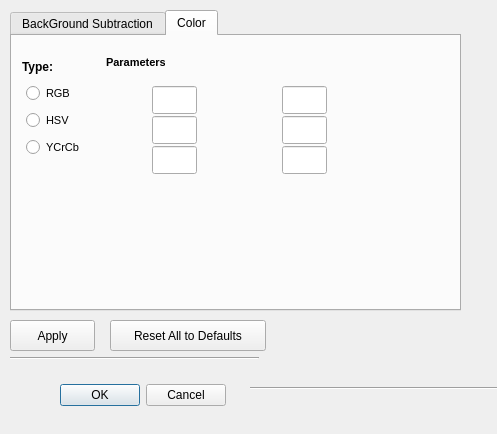
First picture: the form in Mirosot-PC/ProcessingSettingsDialog.ui, repository eyllanesc/Mirosot-Peru, before the edit.
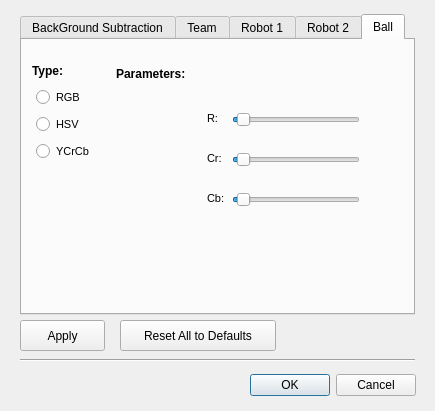
Second picture: the form after the edit. Custom widgets are drawn as their Qt base class.

What changed in the file:
```diff
--- a/Mirosot-PC/ProcessingSettingsDialog.ui
+++ b/Mirosot-PC/ProcessingSettingsDialog.ui
@@ -6,8 +6,8 @@
    <rect>
     <x>0</x>
     <y>0</y>
-    <width>497</width>
-    <height>434</height>
+    <width>435</width>
+    <height>411</height>
    </rect>
   </property>
   <property name="sizePolicy">
@@ -23,14 +23,17 @@
    </size>
   </property>
   <property name="windowTitle">
-   <string>Processing Settings</string>
+   <string>Calibration Settings</string>
+  </property>
+  <property name="autoFillBackground">
+   <bool>true</bool>
   </property>
   <widget class="QTabWidget" name="tabWidget">
    <property name="geometry">
     <rect>
-     <x>10</x>
-     <y>10</y>
-     <width>451</width>
+     <x>20</x>
+     <y>14</y>
+     <width>395</width>
      <height>301</height>
     </rect>
    </property>
@@ -45,7 +48,7 @@
 </string>
    </property>
    <property name="currentIndex">
-    <number>1</number>
+    <number>4</number>
    </property>
    <widget class="QWidget" name="BSTab">
     <attribute name="title">
@@ -157,7 +160,7 @@
    </widget>
    <widget class="QWidget" name="ColorTab">
     <attribute name="title">
-     <string>Color</string>
+     <string>Team</string>
     </attribute>
     <widget class="QPushButton" name="resetColorToDefaultsButton">
      <property name="geometry">
@@ -257,8 +260,8 @@
      <property name="geometry">
       <rect>
        <x>94</x>
-       <y>13</y>
-       <width>59</width>
+       <y>20</y>
+       <width>71</width>
        <height>27</height>
       </rect>
      </property>
@@ -276,7 +279,7 @@
      </property>
      <property name="font">
       <font>
-       <pointsize>8</pointsize>
+       <pointsize>9</pointsize>
        <weight>75</weight>
        <bold>true</bold>
       </font>
@@ -714,27 +717,608 @@
      </property>
     </widget>
    </widget>
+   <widget class="QWidget" name="Robot1Tab">
+    <attribute name="title">
+     <string>Robot 1</string>
+    </attribute>
+    <widget class="QRadioButton" name="ColorRGBButton_2">
+     <property name="geometry">
+      <rect>
+       <x>14</x>
+       <y>47</y>
+       <width>49</width>
+       <height>20</height>
+      </rect>
+     </property>
+     <property name="maximumSize">
+      <size>
+       <width>140</width>
+       <height>16777215</height>
+      </size>
+     </property>
+     <property name="font">
+      <font>
+       <pointsize>8</pointsize>
+      </font>
+     </property>
+     <property name="text">
+      <string>RGB</string>
+     </property>
+    </widget>
+    <widget class="QRadioButton" name="ColorHSVButton_3">
+     <property name="geometry">
+      <rect>
+       <x>14</x>
+       <y>74</y>
+       <width>71</width>
+       <height>21</height>
+      </rect>
+     </property>
+     <property name="maximumSize">
+      <size>
+       <width>140</width>
+       <height>16777215</height>
+      </size>
+     </property>
+     <property name="font">
+      <font>
+       <pointsize>8</pointsize>
+      </font>
+     </property>
+     <property name="text">
+      <string>HSV</string>
+     </property>
+    </widget>
+    <widget class="QRadioButton" name="ColorYCrCbButton_2">
+     <property name="geometry">
+      <rect>
+       <x>14</x>
+       <y>101</y>
+       <width>62</width>
+       <height>21</height>
+      </rect>
+     </property>
+     <property name="maximumSize">
+      <size>
+       <width>140</width>
+       <height>16777215</height>
+      </size>
+     </property>
+     <property name="font">
+      <font>
+       <pointsize>8</pointsize>
+      </font>
+     </property>
+     <property name="text">
+      <string>YCrCb</string>
+     </property>
+    </widget>
+    <widget class="QLabel" name="label_4">
+     <property name="geometry">
+      <rect>
+       <x>10</x>
+       <y>20</y>
+       <width>65</width>
+       <height>21</height>
+      </rect>
+     </property>
+     <property name="font">
+      <font>
+       <pointsize>9</pointsize>
+       <weight>75</weight>
+       <bold>true</bold>
+      </font>
+     </property>
+     <property name="text">
+      <string>Type:</string>
+     </property>
+    </widget>
+    <widget class="QLabel" name="label_7">
+     <property name="geometry">
+      <rect>
+       <x>94</x>
+       <y>20</y>
+       <width>71</width>
+       <height>27</height>
+      </rect>
+     </property>
+     <property name="minimumSize">
+      <size>
+       <width>0</width>
+       <height>27</height>
+      </size>
+     </property>
+     <property name="maximumSize">
+      <size>
+       <width>16777215</width>
+       <height>27</height>
+      </size>
+     </property>
+     <property name="font">
+      <font>
+       <pointsize>9</pointsize>
+       <weight>75</weight>
+       <bold>true</bold>
+      </font>
+     </property>
+     <property name="text">
+      <string>Parameters:</string>
+     </property>
+    </widget>
+   </widget>
+   <widget class="QWidget" name="Robot2Tab">
+    <attribute name="title">
+     <string>Robot 2</string>
+    </attribute>
+    <widget class="QRadioButton" name="ColorRGBButton_3">
+     <property name="geometry">
+      <rect>
+       <x>14</x>
+       <y>47</y>
+       <width>49</width>
+       <height>20</height>
+      </rect>
+     </property>
+     <property name="maximumSize">
+      <size>
+       <width>140</width>
+       <height>16777215</height>
+      </size>
+     </property>
+     <property name="font">
+      <font>
+       <pointsize>8</pointsize>
+      </font>
+     </property>
+     <property name="text">
+      <string>RGB</string>
+     </property>
+    </widget>
+    <widget class="QRadioButton" name="ColorHSVButton_4">
+     <property name="geometry">
+      <rect>
+       <x>14</x>
+       <y>74</y>
+       <width>71</width>
+       <height>21</height>
+      </rect>
+     </property>
+     <property name="maximumSize">
+      <size>
+       <width>140</width>
+       <height>16777215</height>
+      </size>
+     </property>
+     <property name="font">
+      <font>
+       <pointsize>8</pointsize>
+      </font>
+     </property>
+     <property name="text">
+      <string>HSV</string>
+     </property>
+    </widget>
+    <widget class="QRadioButton" name="ColorYCrCbButton_3">
+     <property name="geometry">
+      <rect>
+       <x>14</x>
+       <y>101</y>
+       <width>62</width>
+       <height>21</height>
+      </rect>
+     </property>
+     <property name="maximumSize">
+      <size>
+       <width>140</width>
+       <height>16777215</height>
+      </size>
+     </property>
+     <property name="font">
+      <font>
+       <pointsize>8</pointsize>
+      </font>
+     </property>
+     <property name="text">
+      <string>YCrCb</string>
+     </property>
+    </widget>
+    <widget class="QLabel" name="label_5">
+     <property name="geometry">
+      <rect>
+       <x>10</x>
+       <y>20</y>
+       <width>65</width>
+       <height>21</height>
+      </rect>
+     </property>
+     <property name="font">
+      <font>
+       <pointsize>9</pointsize>
+       <weight>75</weight>
+       <bold>true</bold>
+      </font>
+     </property>
+     <property name="text">
+      <string>Type:</string>
+     </property>
+    </widget>
+    <widget class="QLabel" name="label_8">
+     <property name="geometry">
+      <rect>
+       <x>94</x>
+       <y>20</y>
+       <width>71</width>
+       <height>27</height>
+      </rect>
+     </property>
+     <property name="minimumSize">
+      <size>
+       <width>0</width>
+       <height>27</height>
+      </size>
+     </property>
+     <property name="maximumSize">
+      <size>
+       <width>16777215</width>
+       <height>27</height>
+      </size>
+     </property>
+     <property name="font">
+      <font>
+       <pointsize>9</pointsize>
+       <weight>75</weight>
+       <bold>true</bold>
+      </font>
+     </property>
+     <property name="text">
+      <string>Parameters:</string>
+     </property>
+    </widget>
+   </widget>
+   <widget class="QWidget" name="BallTab">
+    <attribute name="title">
+     <string>Ball</string>
+    </attribute>
+    <widget class="QRadioButton" name="ColorRGBButton_4">
+     <property name="geometry">
+      <rect>
+       <x>14</x>
+       <y>47</y>
+       <width>49</width>
+       <height>20</height>
+      </rect>
+     </property>
+     <property name="maximumSize">
+      <size>
+       <width>140</width>
+       <height>16777215</height>
+      </size>
+     </property>
+     <property name="font">
+      <font>
+       <pointsize>8</pointsize>
+      </font>
+     </property>
+     <property name="text">
+      <string>RGB</string>
+     </property>
+    </widget>
+    <widget class="QRadioButton" name="ColorHSVButton_5">
+     <property name="geometry">
+      <rect>
+       <x>14</x>
+       <y>74</y>
+       <width>71</width>
+       <height>21</height>
+      </rect>
+     </property>
+     <property name="maximumSize">
+      <size>
+       <width>140</width>
+       <height>16777215</height>
+      </size>
+     </property>
+     <property name="font">
+      <font>
+       <pointsize>8</pointsize>
+      </font>
+     </property>
+     <property name="text">
+      <string>HSV</string>
+     </property>
+    </widget>
+    <widget class="QRadioButton" name="ColorYCrCbButton_4">
+     <property name="geometry">
+      <rect>
+       <x>14</x>
+       <y>101</y>
+       <width>62</width>
+       <height>21</height>
+      </rect>
+     </property>
+     <property name="maximumSize">
+      <size>
+       <width>140</width>
+       <height>16777215</height>
+      </size>
+     </property>
+     <property name="font">
+      <font>
+       <pointsize>8</pointsize>
+      </font>
+     </property>
+     <property name="text">
+      <string>YCrCb</string>
+     </property>
+    </widget>
+    <widget class="QLabel" name="label_6">
+     <property name="geometry">
+      <rect>
+       <x>10</x>
+       <y>20</y>
+       <width>65</width>
+       <height>21</height>
+      </rect>
+     </property>
+     <property name="font">
+      <font>
+       <pointsize>9</pointsize>
+       <weight>75</weight>
+       <bold>true</bold>
+      </font>
+     </property>
+     <property name="text">
+      <string>Type:</string>
+     </property>
+    </widget>
+    <widget class="QLabel" name="label_9">
+     <property name="geometry">
+      <rect>
+       <x>94</x>
+       <y>20</y>
+       <width>71</width>
+       <height>27</height>
+      </rect>
+     </property>
+     <property name="minimumSize">
+      <size>
+       <width>0</width>
+       <height>27</height>
+      </size>
+     </property>
+     <property name="maximumSize">
+      <size>
+       <width>16777215</width>
+       <height>27</height>
+      </size>
+     </property>
+     <property name="font">
+      <font>
+       <pointsize>9</pointsize>
+       <weight>75</weight>
+       <bold>true</bold>
+      </font>
+     </property>
+     <property name="text">
+      <string>Parameters:</string>
+     </property>
+    </widget>
+    <widget class="QxtSpanSlider" name="Channel1qxtSpanSlider">
+     <property name="geometry">
+      <rect>
+       <x>210</x>
+       <y>70</y>
+       <width>128</width>
+       <height>20</height>
+      </rect>
+     </property>
+     <property name="sizePolicy">
+      <sizepolicy hsizetype="Expanding" vsizetype="Fixed">
+       <horstretch>0</horstretch>
+       <verstretch>0</verstretch>
+      </sizepolicy>
+     </property>
+     <property name="maximum">
+      <number>255</number>
+     </property>
+     <property name="sliderPosition">
+      <number>10</number>
+     </property>
+     <property name="orientation">
+      <enum>Qt::Horizontal</enum>
+     </property>
+     <property name="tickPosition">
+      <enum>QSlider::NoTicks</enum>
+     </property>
+     <property name="upperValue">
+      <number>255</number>
+     </property>
+     <property name="handleMovementMode">
+      <enum>QxtSpanSlider::NoCrossing</enum>
+     </property>
+    </widget>
+    <widget class="QxtSpanSlider" name="Channel2qxtSpanSlider">
+     <property name="geometry">
+      <rect>
+       <x>210</x>
+       <y>110</y>
+       <width>128</width>
+       <height>20</height>
+      </rect>
+     </property>
+     <property name="sizePolicy">
+      <sizepolicy hsizetype="Expanding" vsizetype="Fixed">
+       <horstretch>0</horstretch>
+       <verstretch>0</verstretch>
+      </sizepolicy>
+     </property>
+     <property name="maximum">
+      <number>255</number>
+     </property>
+     <property name="sliderPosition">
+      <number>10</number>
+     </property>
+     <property name="orientation">
+      <enum>Qt::Horizontal</enum>
+     </property>
+     <property name="upperValue">
+      <number>255</number>
+     </property>
+     <property name="handleMovementMode">
+      <enum>QxtSpanSlider::NoCrossing</enum>
+     </property>
+    </widget>
+    <widget class="QxtSpanSlider" name="Channel3qxtSpanSlider">
+     <property name="geometry">
+      <rect>
+       <x>210</x>
+       <y>150</y>
+       <width>128</width>
+       <height>19</height>
+      </rect>
+     </property>
+     <property name="sizePolicy">
+      <sizepolicy hsizetype="Expanding" vsizetype="Fixed">
+       <horstretch>0</horstretch>
+       <verstretch>0</verstretch>
+      </sizepolicy>
+     </property>
+     <property name="maximum">
+      <number>255</number>
+     </property>
+     <property name="sliderPosition">
+      <number>10</number>
+     </property>
+     <property name="orientation">
+      <enum>Qt::Horizontal</enum>
+     </property>
+     <property name="upperValue">
+      <number>255</number>
+     </property>
+     <property name="upperPosition">
+      <number>255</number>
+     </property>
+     <property name="handleMovementMode">
+      <enum>QxtSpanSlider::NoCrossing</enum>
+     </property>
+    </widget>
+    <widget class="QLabel" name="ColorParam1Label_3">
+     <property name="geometry">
+      <rect>
+       <x>185</x>
+       <y>70</y>
+       <width>18</width>
+       <height>16</height>
+      </rect>
+     </property>
+     <property name="sizePolicy">
+      <sizepolicy hsizetype="Minimum" vsizetype="Preferred">
+       <horstretch>0</horstretch>
+       <verstretch>0</verstretch>
+      </sizepolicy>
+     </property>
+     <property name="minimumSize">
+      <size>
+       <width>18</width>
+       <height>0</height>
+      </size>
+     </property>
+     <property name="maximumSize">
+      <size>
+       <width>18</width>
+       <height>16777215</height>
+      </size>
+     </property>
+     <property name="font">
+      <font>
+       <pointsize>8</pointsize>
+      </font>
+     </property>
+     <property name="text">
+      <string>R:</string>
+     </property>
+    </widget>
+    <widget class="QLabel" name="ColorParam1Label_4">
+     <property name="geometry">
+      <rect>
+       <x>185</x>
+       <y>110</y>
+       <width>18</width>
+       <height>16</height>
+      </rect>
+     </property>
+     <property name="sizePolicy">
+      <sizepolicy hsizetype="Minimum" vsizetype="Preferred">
+       <horstretch>0</horstretch>
+       <verstretch>0</verstretch>
+      </sizepolicy>
+     </property>
+     <property name="minimumSize">
+      <size>
+       <width>18</width>
+       <height>0</height>
+      </size>
+     </property>
+     <property name="maximumSize">
+      <size>
+       <width>18</width>
+       <height>16777215</height>
+      </size>
+     </property>
+     <property name="font">
+      <font>
+       <pointsize>8</pointsize>
+      </font>
+     </property>
+     <property name="text">
+      <string>Cr:</string>
+     </property>
+    </widget>
+    <widget class="QLabel" name="ColorParam1Label_5">
+     <property name="geometry">
+      <rect>
+       <x>185</x>
+       <y>150</y>
+       <width>18</width>
+       <height>16</height>
+      </rect>
+     </property>
+     <property name="sizePolicy">
+      <sizepolicy hsizetype="Minimum" vsizetype="Preferred">
+       <horstretch>0</horstretch>
+       <verstretch>0</verstretch>
+      </sizepolicy>
+     </property>
+     <property name="minimumSize">
+      <size>
+       <width>18</width>
+       <height>0</height>
+      </size>
+     </property>
+     <property name="maximumSize">
+      <size>
+       <width>18</width>
+       <height>16777215</height>
+      </size>
+     </property>
+     <property name="font">
+      <font>
+       <pointsize>8</pointsize>
+      </font>
+     </property>
+     <property name="text">
+      <string>Cb:</string>
+     </property>
+    </widget>
+   </widget>
   </widget>
   <widget class="Line" name="line_1">
    <property name="geometry">
     <rect>
-     <x>10</x>
+     <x>20</x>
      <y>350</y>
-     <width>249</width>
-     <height>16</height>
-    </rect>
-   </property>
-   <property name="orientation">
-    <enum>Qt::Horizontal</enum>
-   </property>
-  </widget>
-  <widget class="Line" name="line_2">
-   <property name="geometry">
-    <rect>
-     <x>250</x>
-     <y>380</y>
-     <width>249</width>
-     <height>16</height>
+     <width>395</width>
+     <height>20</height>
     </rect>
    </property>
    <property name="orientation">
@@ -744,8 +1328,8 @@
   <widget class="QDialogButtonBox" name="okCancelBox">
    <property name="geometry">
     <rect>
-     <x>50</x>
-     <y>380</y>
+     <x>240</x>
+     <y>370</y>
      <width>176</width>
      <height>31</height>
     </rect>
@@ -760,7 +1344,7 @@
   <widget class="QPushButton" name="applyButton">
    <property name="geometry">
     <rect>
-     <x>10</x>
+     <x>20</x>
      <y>320</y>
      <width>85</width>
      <height>31</height>
@@ -773,7 +1357,7 @@
   <widget class="QPushButton" name="resetAllToDefaultsButton">
    <property name="geometry">
     <rect>
-     <x>110</x>
+     <x>120</x>
      <y>320</y>
      <width>156</width>
      <height>31</height>
@@ -790,6 +1374,13 @@
   <zorder>line_2</zorder>
   <zorder>tabWidget</zorder>
  </widget>
+ <customwidgets>
+  <customwidget>
+   <class>QxtSpanSlider</class>
+   <extends>QSlider</extends>
+   <header>QxtSpanSlider</header>
+  </customwidget>
+ </customwidgets>
  <tabstops>
   <tabstop>tabWidget</tabstop>
   <tabstop>ColorRGBButton</tabstop>
```
Left out of the diff: 7 changed lines with no effect on the pictures.
